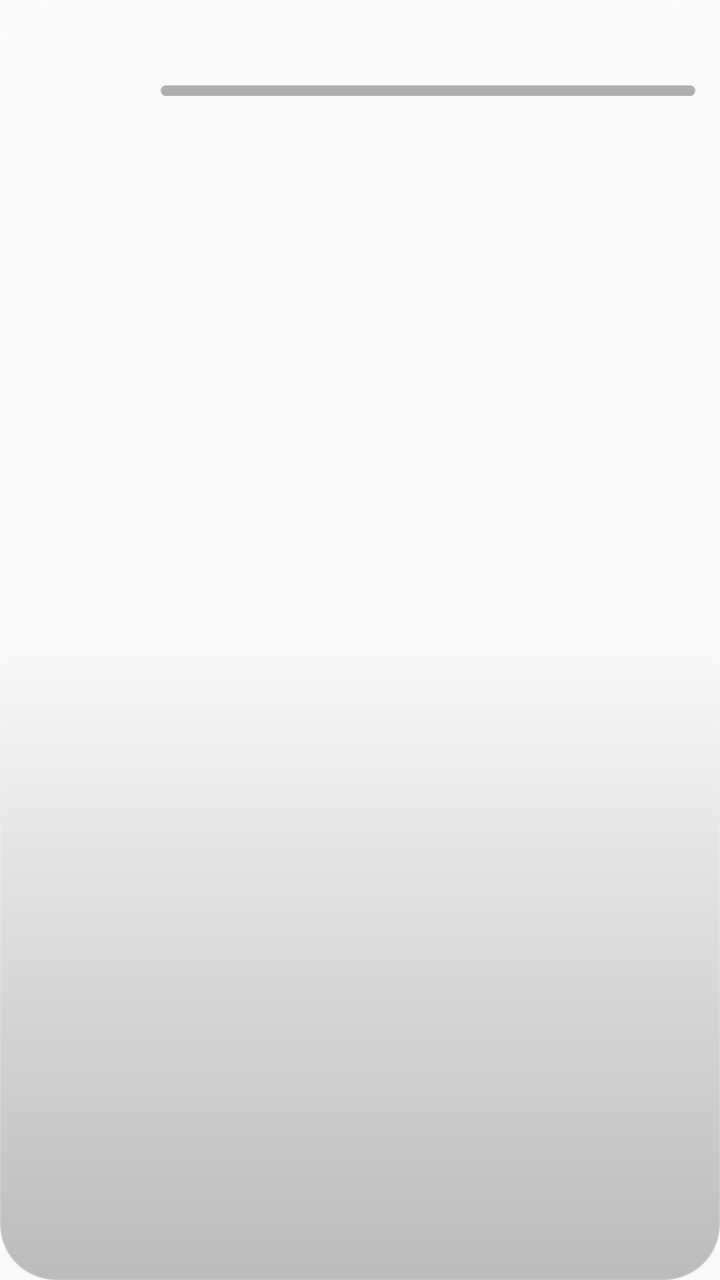
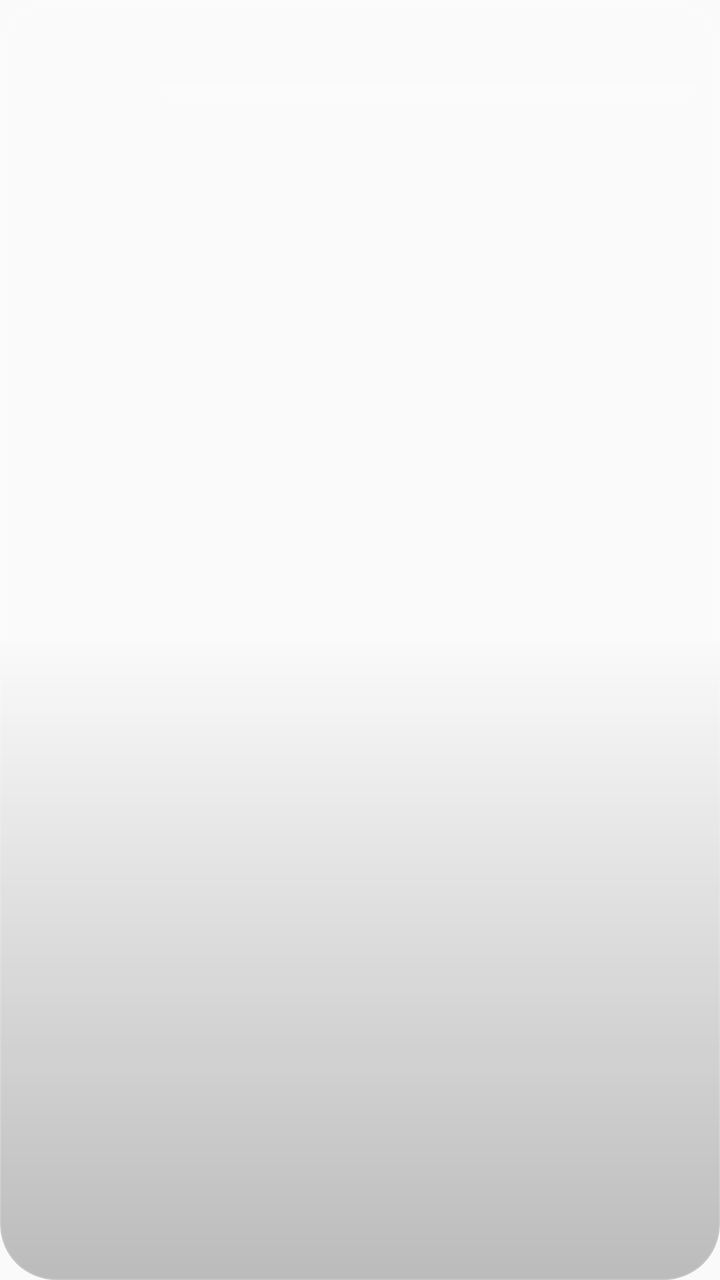

Before-and-after screenshots of an Android layout around one commit, followed by the original layout XML and the change that was made.
<!-- AndroidManifest.xml: application theme Theme.Waktiva -->
<!-- res/layout/widget_prayer_log.xml -->
<?xml version="1.0" encoding="utf-8"?>
<FrameLayout xmlns:android="http://schemas.android.com/apk/res/android"
    android:id="@android:id/background"
    android:layout_width="match_parent"
    android:layout_height="match_parent"
    android:background="@drawable/widget_clip"
    android:clipToOutline="true">

    <ImageView
        android:id="@+id/widget_bg"
        android:layout_width="match_parent"
        android:layout_height="match_parent"
        android:scaleType="fitXY" />

    <ImageView
        android:layout_width="match_parent"
        android:layout_height="match_parent"
        android:scaleType="fitXY"
        android:src="@drawable/widget_sheen" />

    <LinearLayout
        android:id="@+id/widget_content"
        android:layout_width="match_parent"
        android:layout_height="match_parent"
        android:gravity="center_vertical"
        android:orientation="vertical"
        android:paddingStart="16dp"
        android:paddingTop="12dp"
        android:paddingEnd="12dp"
        android:paddingBottom="6dp">

        <LinearLayout
            android:layout_width="match_parent"
            android:layout_height="wrap_content"
            android:gravity="center_vertical"
            android:orientation="horizontal">

            <ImageView
                android:id="@+id/widget_log_medal"
                android:layout_width="52dp"
                android:layout_height="52dp"
                android:scaleType="fitCenter" />

            <LinearLayout
                android:layout_width="0dp"
                android:layout_height="wrap_content"
                android:layout_marginStart="12dp"
                android:layout_weight="1"
                android:orientation="vertical">

                <LinearLayout
                    android:layout_width="match_parent"
                    android:layout_height="wrap_content"
                    android:gravity="bottom"
                    android:orientation="horizontal">

                    <TextView
                        android:id="@+id/widget_log_level"
                        android:layout_width="0dp"
                        android:layout_height="wrap_content"
                        android:layout_weight="1"
                        android:ellipsize="end"
                        android:fontFamily="@font/inter_medium"
                        android:maxLines="1"
                        android:shadowColor="#40000000"
                        android:shadowDy="1"
                        android:shadowRadius="6"
                        android:textColor="#FFFFFFFF"
                        android:textSize="18sp"
                        android:textStyle="bold" />

                    <TextView
                        android:id="@+id/widget_log_xp"
                        android:layout_width="wrap_content"
                        android:layout_height="wrap_content"
                        android:fontFamily="@font/inter_medium"
                        android:fontFeatureSettings="tnum"
                        android:maxLines="1"
                        android:shadowColor="#80000000"
                        android:shadowDy="1"
                        android:shadowRadius="5"
                        android:textColor="#FFF7B9A2"
                        android:textSize="13sp"
                        android:textStyle="bold" />
                </LinearLayout>

                <ProgressBar
                    android:id="@+id/widget_log_bar"
                    style="?android:attr/progressBarStyleHorizontal"
                    android:layout_width="match_parent"
                    android:layout_height="6dp"
                    android:layout_marginTop="6dp"
                    android:indeterminate="false"
                    android:max="1000"
                    android:maxHeight="6dp"
                    android:minHeight="6dp"
                    android:progressDrawable="@drawable/widget_xp_bar" />

                <LinearLayout
                    android:layout_width="match_parent"
                    android:layout_height="wrap_content"
                    android:layout_marginTop="5dp"
                    android:gravity="center_vertical"
                    android:orientation="horizontal">

                    <TextView
                        android:id="@+id/widget_log_next"
                        android:layout_width="0dp"
                        android:layout_height="wrap_content"
                        android:layout_weight="1"
                        android:ellipsize="end"
                        android:fontFamily="@font/inter_regular"
                        android:maxLines="1"
                        android:textColor="#B3FFFFFF"
                        android:textSize="11sp" />

                    <TextView
                        android:id="@+id/widget_log_streak"
                        android:layout_width="wrap_content"
                        android:layout_height="wrap_content"
                        android:layout_marginStart="8dp"
                        android:fontFamily="@font/inter_medium"
                        android:fontFeatureSettings="tnum"
                        android:maxLines="1"
                        android:textColor="#FFFFFFFF"
                        android:textSize="12sp" />

                    <TextView
                        android:id="@+id/widget_log_badges"
                        android:layout_width="wrap_content"
                        android:layout_height="wrap_content"
                        android:layout_marginStart="8dp"
                        android:fontFamily="@font/inter_medium"
                        android:fontFeatureSettings="tnum"
                        android:maxLines="1"
                        android:textColor="#FFFFFFFF"
                        android:textSize="12sp" />
                </LinearLayout>
            </LinearLayout>
        </LinearLayout>

        
        <LinearLayout
            android:id="@+id/widget_log_prayers"
            android:layout_width="match_parent"
            android:layout_height="0dp"
            android:layout_marginTop="6dp"
            android:layout_weight="1"
            android:minHeight="56dp"
            android:orientation="horizontal" />
    </LinearLayout>

    
    <TextView
        android:id="@+id/widget_log_off"
        android:layout_width="match_parent"
        android:layout_height="match_parent"
        android:fontFamily="@font/inter_medium"
        android:gravity="center"
        android:padding="16dp"
        android:text="@string/widget_prayer_log_off"
        android:textColor="#CCFFFFFF"
        android:textSize="13sp"
        android:visibility="gone" />

    <include layout="@layout/widget_empty" />

</FrameLayout>
<!-- res/layout/widget_empty.xml (included above) -->
<?xml version="1.0" encoding="utf-8"?>
<LinearLayout xmlns:android="http://schemas.android.com/apk/res/android"
    android:id="@+id/widget_empty"
    android:layout_width="match_parent"
    android:layout_height="match_parent"
    android:gravity="center"
    android:orientation="vertical"
    android:padding="@dimen/widget_padding"
    android:visibility="gone">

    <ImageView
        android:layout_width="40dp"
        android:layout_height="40dp"
        android:src="@drawable/ic_launcher_foreground" />

    <TextView
        android:layout_width="wrap_content"
        android:layout_height="wrap_content"
        android:layout_marginTop="4dp"
        android:fontFamily="sans-serif-medium"
        android:gravity="center"
        android:text="@string/widget_empty"
        android:textColor="#B3FFFFFF"
        android:textSize="12sp" />

</LinearLayout>
<!-- resources referenced by this layout -->
<resources>
  <dimen name="widget_padding">16dp</dimen>
  <!-- drawable ic_launcher_foreground: vector/xml drawable (drawable, 3406 chars, omitted) -->
  <!-- drawable widget_clip (drawable) -->
  <?xml version="1.0" encoding="utf-8"?>
  <shape xmlns:android="http://schemas.android.com/apk/res/android"
      android:shape="rectangle">
      <corners android:radius="@dimen/widget_corner_radius" />
      <solid android:color="@android:color/transparent" />
  </shape>
  <!-- drawable widget_sheen (drawable) -->
  <?xml version="1.0" encoding="utf-8"?>
  <layer-list xmlns:android="http://schemas.android.com/apk/res/android">
      <item>
          <shape android:shape="rectangle">
              <gradient
                  android:angle="270"
                  android:startColor="#26FFFFFF"
                  android:centerColor="#00FFFFFF"
                  android:endColor="#00FFFFFF"
                  android:type="linear" />
              <corners android:radius="@dimen/widget_corner_radius" />
          </shape>
      </item>
      <item>
          <shape android:shape="rectangle">
              <gradient
                  android:angle="90"
                  android:startColor="#40000000"
                  android:centerColor="#00000000"
                  android:endColor="#00000000"
                  android:type="linear" />
              <corners android:radius="@dimen/widget_corner_radius" />
          </shape>
      </item>
      <item>
          <shape android:shape="rectangle">
              <stroke android:width="0.5dp" android:color="#24FFFFFF" />
              <corners android:radius="@dimen/widget_corner_radius" />
          </shape>
      </item>
  </layer-list>
  <!-- drawable widget_xp_bar (drawable) -->
  <?xml version="1.0" encoding="utf-8"?>
  <layer-list xmlns:android="http://schemas.android.com/apk/res/android">
      <item android:id="@android:id/background">
          <shape android:shape="rectangle">
              <corners android:radius="999dp" />
              <solid android:color="#4D000000" />
              <stroke android:width="0.5dp" android:color="#1AFFFFFF" />
          </shape>
      </item>
      <item android:id="@android:id/progress">
          <scale android:scaleWidth="100%">
              <shape android:shape="rectangle">
                  <corners android:radius="999dp" />
                  <gradient
                      android:angle="0"
                      android:centerColor="#FFF0997B"
                      android:endColor="#FFF7B9A2"
                      android:startColor="#FFC07A62" />
              </shape>
          </scale>
      </item>
  </layer-list>
  <string name="widget_empty">Open Waktiva to load prayer times</string>
  <string name="widget_prayer_log_off">Turn on the prayer log in Settings</string>
  <style name="Theme.Waktiva" parent="Theme.AppCompat.DayNight.NoActionBar" />
  <dimen name="widget_corner_radius">22dp</dimen>
</resources>

<!-- the commit's change to res/layout/widget_prayer_log.xml (unified diff, before → after) -->
@@ -76,10 +76,7 @@
                         android:fontFamily="@font/inter_medium"
                         android:fontFeatureSettings="tnum"
                         android:maxLines="1"
-                        android:shadowColor="#80000000"
-                        android:shadowDy="1"
-                        android:shadowRadius="5"
-                        android:textColor="#FFF7B9A2"
+                        android:textColor="#FFFFD54F"
                         android:textSize="13sp"
                         android:textStyle="bold" />
                 </LinearLayout>
<!-- resource entries referenced after the edit -->
@@ -47,8 +47,7 @@
       <item android:id="@android:id/background">
           <shape android:shape="rectangle">
               <corners android:radius="999dp" />
-              <solid android:color="#4D000000" />
-              <stroke android:width="0.5dp" android:color="#1AFFFFFF" />
+              <solid android:color="#33FFFFFF" />
           </shape>
       </item>
       <item android:id="@android:id/progress">
@@ -57,9 +56,9 @@
                   <corners android:radius="999dp" />
                   <gradient
                       android:angle="0"
-                      android:centerColor="#FFF0997B"
-                      android:endColor="#FFF7B9A2"
-                      android:startColor="#FFC07A62" />
+                      android:endColor="#FFFFECB3"
+                      android:centerColor="#FFFFD54F"
+                      android:startColor="#FFE0A800" />
               </shape>
           </scale>
       </item>
